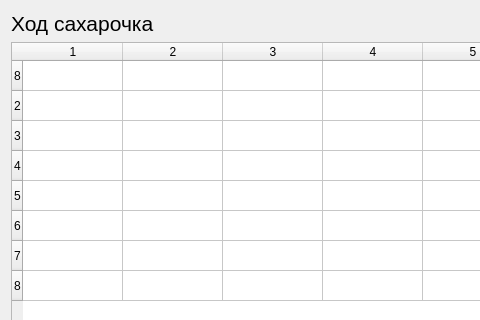
The window that gamePage.ui (firey000/saski) describes before a commit, drawn with Qt 5; both pictures show x 0 to 480 and y 0 to 320 of the 1121 by 830 pixel window.
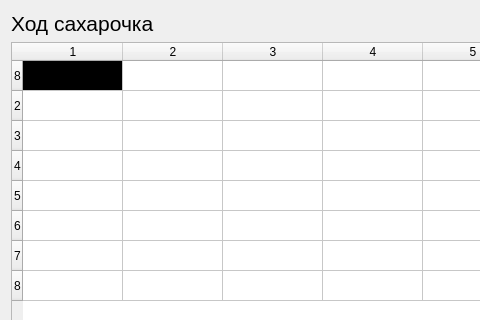
The same window after the commit.

```diff
--- a/gamePage.ui
+++ b/gamePage.ui
@@ -80,10 +80,6 @@
      <property name="columnCount">
       <number>8</number>
      </property>
-     <row/>
-     <row/>
-     <row/>
-     <row/>
      <row>
       <property name="text">
        <string>8</string>
@@ -92,6 +88,10 @@
      <row/>
      <row/>
      <row/>
+     <row/>
+     <row/>
+     <row/>
+     <row/>
      <column/>
      <column/>
      <column/>
@@ -100,6 +100,17 @@
      <column/>
      <column/>
      <column/>
+     <item row="0" column="0">
+      <property name="background">
+       <brush brushstyle="SolidPattern">
+        <color alpha="255">
+         <red>0</red>
+         <green>0</green>
+         <blue>0</blue>
+        </color>
+       </brush>
+      </property>
+     </item>
     </widget>
    </item>
   </layout>
```
